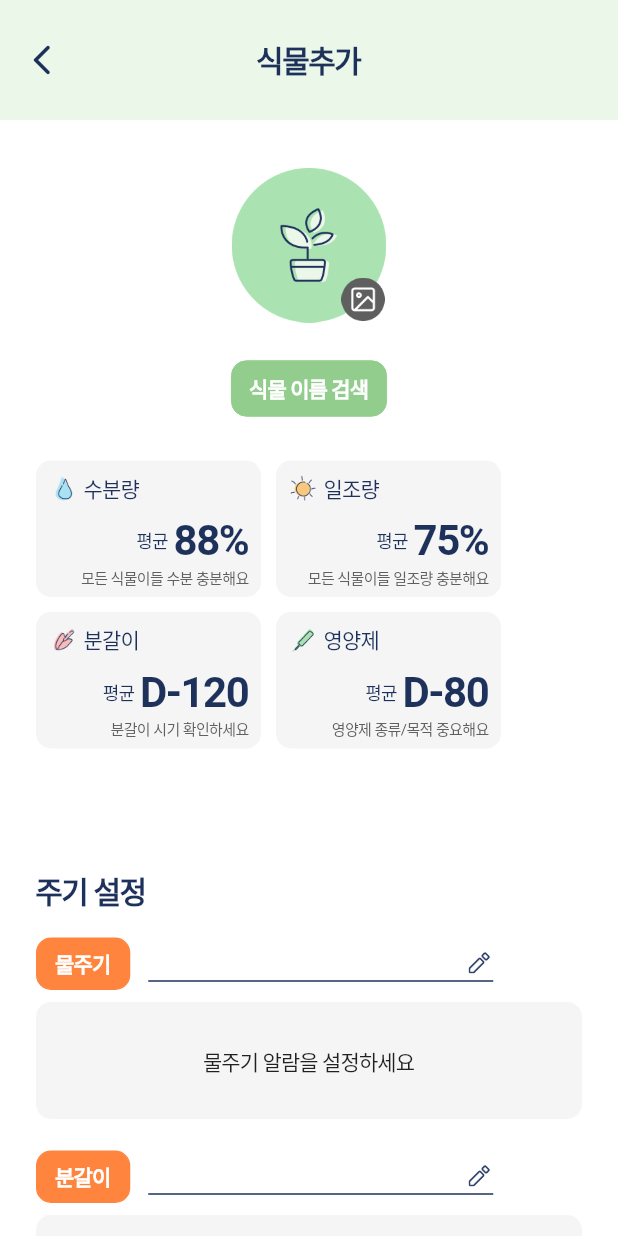
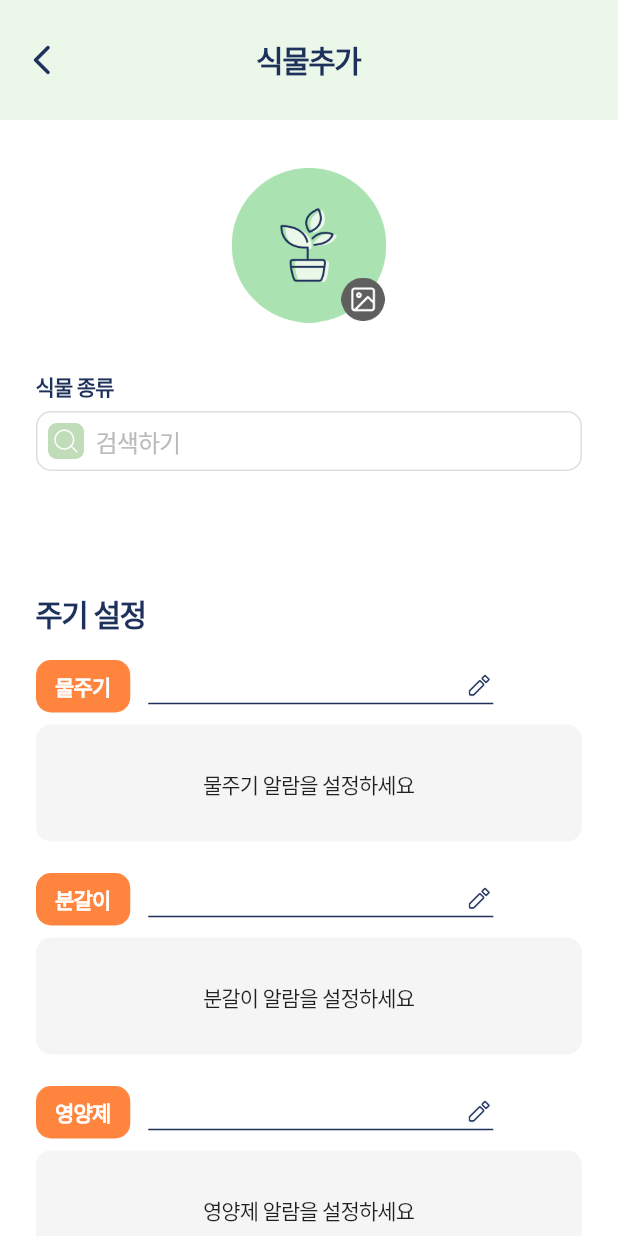
Before and after one commit to sungheeyoon/flutter-plant-plan, a Flutter app: the AddScreen screen opened directly, on a phone screen of 412 x 824 dp. Run offline on Flutter 3.47's test engine with Material 2 defaults, Android fonts, the phone set to English and light mode, and no system bars; our stand-ins replace cached_network_image, cloud_firestore, firebase_core, firebase_storage, get, image_cropper and 2 more; missing offline and left inert: korea_regexp, snapping_sheet; accounts and stored records are empty; Roboto replaces fonts that are missing (Pretendard).

Commit message:
Add Screen Changed UI and Pass Data

```diff
--- a/lib/screens/add_screen.dart
+++ b/lib/screens/add_screen.dart
@@ -6,7 +6,6 @@ import 'package:image_cropper/image_cropper.dart';
 import 'package:image_picker/image_picker.dart';
 import 'package:plant_plan/models/plant_model.dart';
 import 'package:plant_plan/screens/plant_search_screen.dart';
-import 'package:plant_plan/screens/snapping_screen.dart';
 import 'package:plant_plan/utils/colors.dart';
 import 'package:plant_plan/utils/image_helper.dart';
 import 'package:plant_plan/widgets/custom_appbar.dart';
@@ -200,20 +199,26 @@ class _AddScreenState extends State<AddScreen> {
                       ],
                     ),
                     const SizedBox(
-                      height: 20,
+                      height: 32,
                     ),
-                    OutlinedButton(
-                        style: OutlinedButton.styleFrom(
-                          minimumSize: Size.zero,
-                          padding: const EdgeInsets.symmetric(
-                              horizontal: 12, vertical: 8),
-                          backgroundColor: sub1Color,
-                          shape: const RoundedRectangleBorder(
-                              borderRadius:
-                                  BorderRadius.all(Radius.circular(10))),
-                          side: const BorderSide(
-                              width: 0, color: sub1Color), //<-- SEE HERE
-                        ),
+                  ],
+                ),
+              ),
+              Column(
+                crossAxisAlignment: CrossAxisAlignment.start,
+                children: [
+                  Text("식물 종류",
+                      style: Theme.of(context)
+                          .textTheme
+                          .labelLarge!
+                          .copyWith(color: primary3Color)),
+                  const SizedBox(
+                    height: 6,
+                  ),
+                  SizedBox(
+                      width: fullWidth,
+                      height: 40,
+                      child: OutlinedButton(
                         onPressed: () {
                           Navigator.push(
                               context,
@@ -221,49 +226,41 @@ class _AddScreenState extends State<AddScreen> {
                                 builder: (context) => const PlantSearchScreen(),
                               ));
                         },
-                        child: Text("식물 이름 검색",
-                            style: Theme.of(context)
-                                .textTheme
-                                .labelLarge!
-                                .copyWith(color: Colors.white))),
-                    const SizedBox(
-                      height: 24,
-                    ),
-                    Row(children: const [
-                      SnappingContainer(
-                          imageUrl: "assets/images/management/humid.png",
-                          title: "수분량",
-                          measure: "88%",
-                          explain: "모든 식물이들 수분 충분해요"),
-                      SizedBox(
-                        width: 10,
-                      ),
-                      SnappingContainer(
-                          imageUrl: "assets/images/management/sun.png",
-                          title: "일조량",
-                          measure: "75%",
-                          explain: "모든 식물이들 일조량 충분해요"),
-                    ]),
-                    const SizedBox(
-                      height: 10,
-                    ),
-                    Row(children: const [
-                      SnappingContainer(
-                          imageUrl: "assets/images/management/division.png",
-                          title: "분갈이",
-                          measure: "D-120",
-                          explain: "분갈이 시기 확인하세요"),
-                      SizedBox(
-                        width: 10,
-                      ),
-                      SnappingContainer(
-                          imageUrl: "assets/images/management/nutrient.png",
-                          title: "영양제",
-                          measure: "D-80",
-                          explain: "영양제 종류/목적 중요해요")
-                    ])
-                  ],
-                ),
+                        style: OutlinedButton.styleFrom(
+                          minimumSize: Size.zero,
+                          padding: const EdgeInsets.symmetric(
+                              horizontal: 8, vertical: 8),
+                          backgroundColor: Colors.white,
+                          shape: const RoundedRectangleBorder(
+                              borderRadius:
+                                  BorderRadius.all(Radius.circular(10))),
+                          side: const BorderSide(
+                              width: 1, color: gray3Color), //<-- SEE HERE
+                        ),
+                        child: Row(
+                          children: [
+                            const ImageBox(
+                                imageUri: 'assets/icons/search.png',
+                                width: 24,
+                                height: 24),
+                            const SizedBox(
+                              width: 8,
+                            ),
+                            widget.document != null
+                                ? Text('${widget.document?.name}',
+                                    style: Theme.of(context)
+                                        .textTheme
+                                        .titleMedium!
+                                        .copyWith(color: grayBlack))
+                                : Text('검색하기',
+                                    style: Theme.of(context)
+                                        .textTheme
+                                        .titleMedium!
+                                        .copyWith(color: gray2Color))
+                          ],
+                        ),
+                      ))
+                ],
               ),
               Column(
                 crossAxisAlignment: CrossAxisAlignment.start,
--- a/pubspec.yaml
+++ b/pubspec.yaml
@@ -99,6 +99,7 @@ flutter:
     - assets/icons/favorite.png
     - assets/icons/img.png
     - assets/icons/search.png
+    - assets/icons/calendar_box.png
     - assets/icons/pen.png
 
     - assets/icons/navbar/home.png
```
Also changed, not shown: assets/icons/calendar_box.png (added), assets/icons/search.png.
